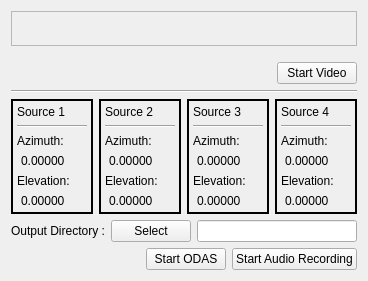
First picture: the form in src/app/gui/conference.ui, repository introlab/rendezvous, before the edit.
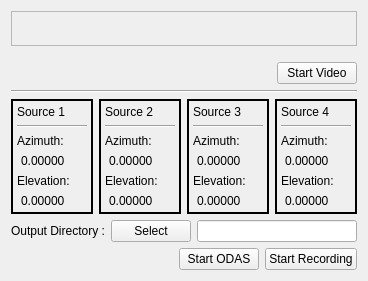
Second picture: the form after the edit.

```diff
--- a/src/app/gui/conference.ui
+++ b/src/app/gui/conference.ui
@@ -478,7 +478,7 @@
        <item>
         <widget class="QPushButton" name="btnStartStopAudioRecord">
          <property name="text">
-          <string>Start Audio Recording</string>
+          <string>Start Recording</string>
          </property>
          <property name="checkable">
           <bool>false</bool>
```
Left out of the diff: 2 changed lines with no effect on the pictures.
